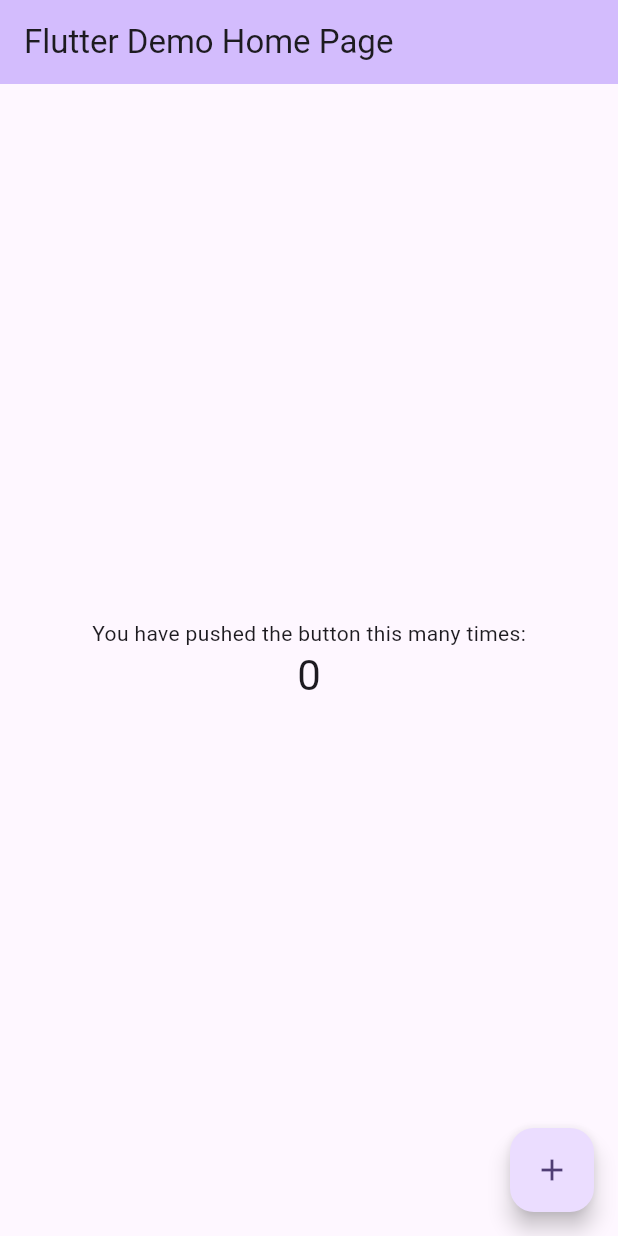
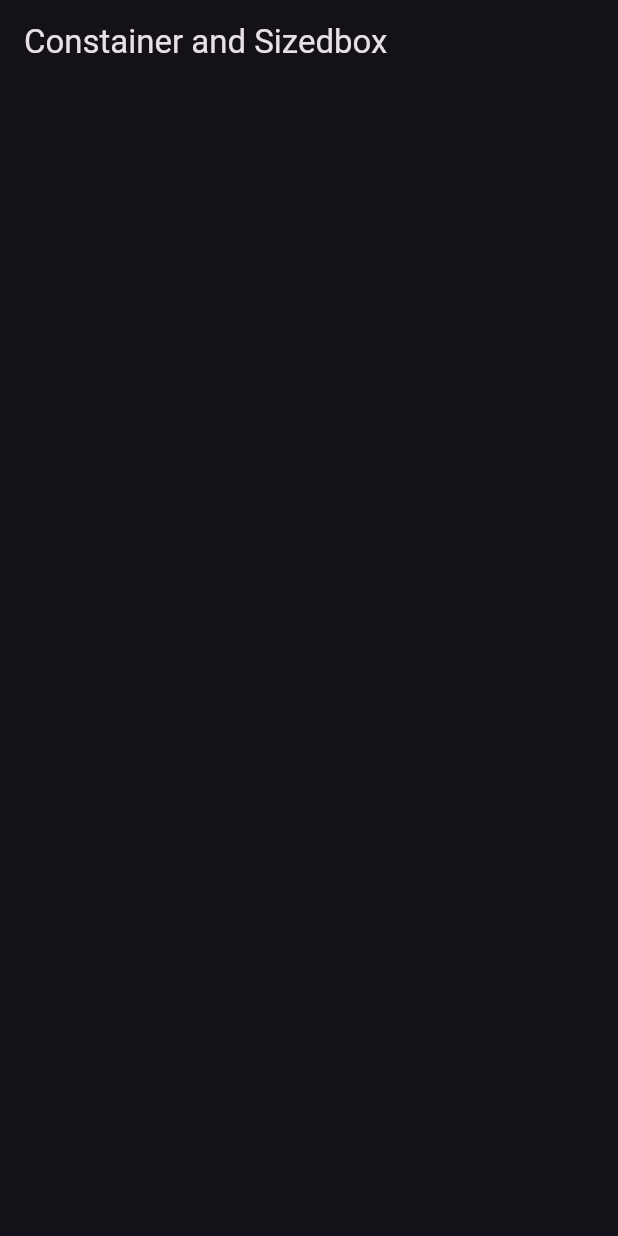
Before and after one commit to mahmud5658/flutter_resources, a Flutter app: the screen it shows after launch, on a phone screen of 412 x 824 dp. Run offline on Flutter 3.47's test engine with Material 3 defaults, Android fonts, the phone set to English and light mode, and no system bars.

Commit message:
contianer widget

```diff
--- /dev/null
+++ b/lib/constainer_sized.dart
@@ -0,0 +1,15 @@
+import 'package:flutter/material.dart';
+
+// ignore: camel_case_types
+class ContainerSized extends StatelessWidget {
+  const ContainerSized({super.key});
+
+  @override
+  Widget build(BuildContext context) {
+    return Scaffold(
+      appBar: AppBar(
+        title: const Text('Constainer and Sizedbox'),
+      ),
+    );
+  }
+}
--- a/lib/main.dart
+++ b/lib/main.dart
@@ -1,4 +1,5 @@
 import 'package:flutter/material.dart';
+import 'package:flutter_resources/constainer_sized.dart';
 
 void main() {
   runApp(const MyApp());
@@ -6,62 +7,15 @@ void main() {
 
 class MyApp extends StatelessWidget {
   const MyApp({super.key});
+
   @override
   Widget build(BuildContext context) {
     return MaterialApp(
-      title: 'Flutter Demo',
+      debugShowCheckedModeBanner: false,
       theme: ThemeData(
-        colorScheme: ColorScheme.fromSeed(seedColor: Colors.deepPurple),
-        useMaterial3: true,
+        brightness: Brightness.dark,
       ),
-      home: const MyHomePage(title: 'Flutter Demo Home Page'),
+      home: const ContainerSized(),
     );
   }
 }
-
-class MyHomePage extends StatefulWidget {
-  const MyHomePage({super.key, required this.title});
-  final String title;
-
-  @override
-  State<MyHomePage> createState() => _MyHomePageState();
-}
-
-class _MyHomePageState extends State<MyHomePage> {
-  int _counter = 0;
-
-  void _incrementCounter() {
-    setState(() {
-      _counter++;
-    });
-  }
-
-  @override
-  Widget build(BuildContext context) {
-    return Scaffold(
-      appBar: AppBar(
-        backgroundColor: Theme.of(context).colorScheme.inversePrimary,
-        title: Text(widget.title),
-      ),
-      body: Center(
-        child: Column(
-          mainAxisAlignment: MainAxisAlignment.center,
-          children: <Widget>[
-            const Text(
-              'You have pushed the button this many times:',
-            ),
-            Text(
-              '$_counter',
-              style: Theme.of(context).textTheme.headlineMedium,
-            ),
-          ],
-        ),
-      ),
-      floatingActionButton: FloatingActionButton(
-        onPressed: _incrementCounter,
-        tooltip: 'Increment',
-        child: const Icon(Icons.add),
-      ),
-    );
-  }
-}
```
